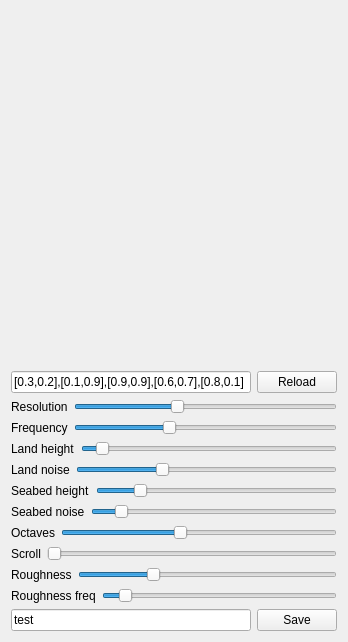
Above: IslandGeneratorWindowApp/window.ui from lukher-dev/IslandGenerator before the change. Below: the same form after it.
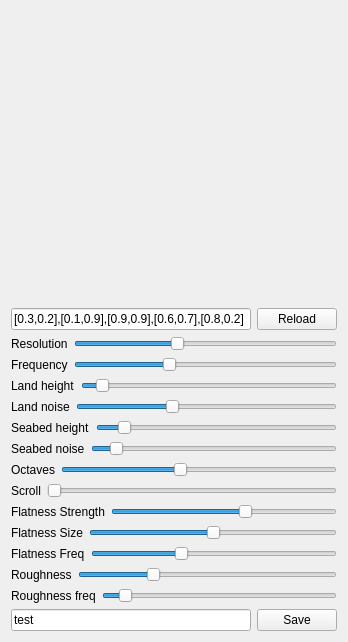
That is the form after the change. Custom widgets are drawn as their Qt base class.

What changed in the file:
```diff
--- a/IslandGeneratorWindowApp/window.ui
+++ b/IslandGeneratorWindowApp/window.ui
@@ -29,7 +29,7 @@
      <item>
       <widget class="QLineEdit" name="pointsEdit">
        <property name="text">
-        <string>[0.3,0.2],[0.1,0.9],[0.9,0.9],[0.6,0.7],[0.8,0.1]</string>
+        <string>[0.3,0.2],[0.1,0.9],[0.9,0.9],[0.6,0.7],[0.8,0.2]</string>
        </property>
       </widget>
      </item>
@@ -144,7 +144,7 @@
         <number>1</number>
        </property>
        <property name="value">
-        <number>32</number>
+        <number>36</number>
        </property>
        <property name="orientation">
         <enum>Qt::Horizontal</enum>
@@ -171,7 +171,7 @@
         <number>100</number>
        </property>
        <property name="value">
-        <number>17</number>
+        <number>10</number>
        </property>
        <property name="orientation">
         <enum>Qt::Horizontal</enum>
@@ -198,7 +198,7 @@
         <number>100</number>
        </property>
        <property name="value">
-        <number>10</number>
+        <number>8</number>
        </property>
        <property name="orientation">
         <enum>Qt::Horizontal</enum>
@@ -258,6 +258,78 @@
      </item>
     </layout>
    </item>
+   <item>
+    <layout class="QHBoxLayout" name="horizontalLayout_13">
+     <item>
+      <widget class="QLabel" name="label_10">
+       <property name="text">
+        <string>Flatness Strength</string>
+       </property>
+      </widget>
+     </item>
+     <item>
+      <widget class="QSlider" name="flatnessSlider">
+       <property name="maximum">
+        <number>100</number>
+       </property>
+       <property name="value">
+        <number>60</number>
+       </property>
+       <property name="orientation">
+        <enum>Qt::Horizontal</enum>
+       </property>
+      </widget>
+     </item>
+    </layout>
+   </item>
+   <item>
+    <layout class="QHBoxLayout" name="horizontalLayout_14">
+     <item>
+      <widget class="QLabel" name="label_11">
+       <property name="text">
+        <string>Flatness Size</string>
+       </property>
+      </widget>
+     </item>
+     <item>
+      <widget class="QSlider" name="flatnessSizeSlider">
+       <property name="maximum">
+        <number>100</number>
+       </property>
+       <property name="value">
+        <number>50</number>
+       </property>
+       <property name="orientation">
+        <enum>Qt::Horizontal</enum>
+       </property>
+      </widget>
+     </item>
+    </layout>
+   </item>
+   <item>
+    <layout class="QHBoxLayout" name="horizontalLayout_15">
+     <item>
+      <widget class="QLabel" name="label_12">
+       <property name="text">
+        <string>Flatness Freq</string>
+       </property>
+      </widget>
+     </item>
+     <item>
+      <widget class="QSlider" name="flatnessFreqSlider">
+       <property name="maximum">
+        <number>100</number>
+       </property>
+       <property name="value">
+        <number>36</number>
+       </property>
+       <property name="orientation">
+        <enum>Qt::Horizontal</enum>
+       </property>
+      </widget>
+     </item>
+    </layout>
+   </item>
    <item>
     <layout class="QHBoxLayout" name="horizontalLayout_9">
      <item>
```
Left out of the diff: 51 changed lines with no effect on the pictures.
